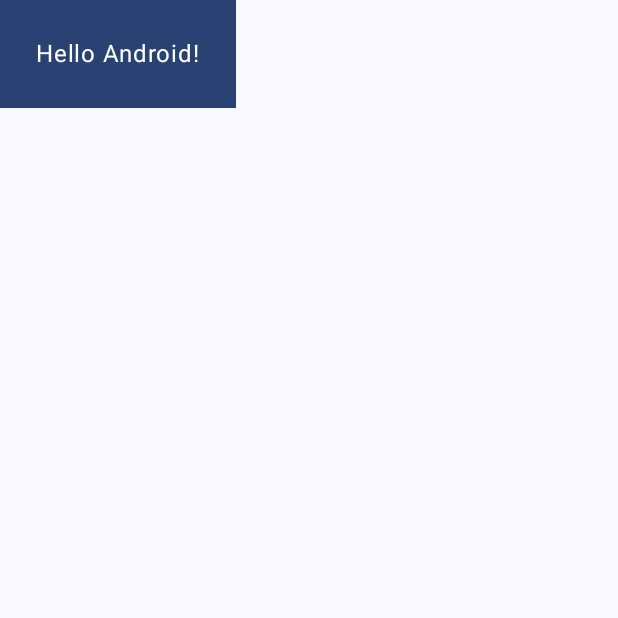
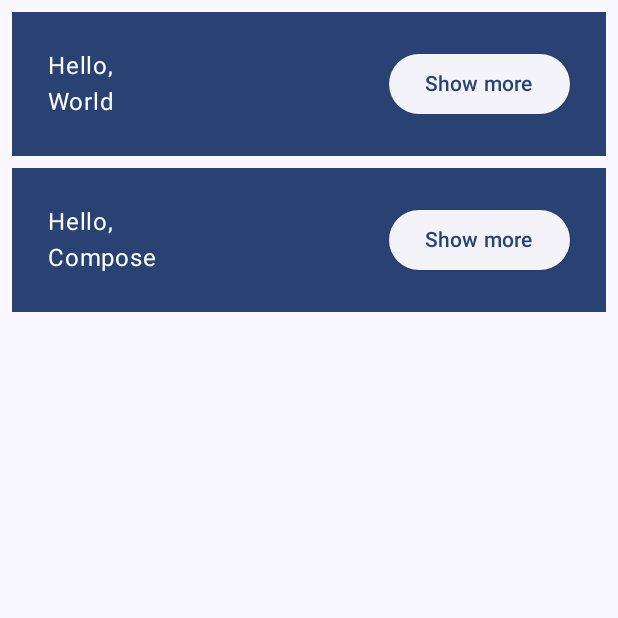
Before and after one commit to my-nguyen/ComposeBasic2, an Android app built with Jetpack Compose: the composable MyApp shown on its own in the app's theme, on a phone screen of 412 x 824 dp, the top half of it. Run offline under Robolectric (Android 15) with nearby library versions, the phone set to English and light mode, and no system bars.

Commit message:
b4: Creating columns and rows

```diff
--- a/app/src/main/java/com/nguyen/compose_basics2/MainActivity.kt
+++ b/app/src/main/java/com/nguyen/compose_basics2/MainActivity.kt
@@ -3,8 +3,8 @@ package com.nguyen.compose_basics2
 import android.os.Bundle
 import androidx.activity.ComponentActivity
 import androidx.activity.compose.setContent
-import androidx.compose.foundation.layout.fillMaxSize
-import androidx.compose.foundation.layout.padding
+import androidx.compose.foundation.layout.*
+import androidx.compose.material3.ElevatedButton
 import androidx.compose.material3.MaterialTheme
 import androidx.compose.material3.Surface
 import androidx.compose.material3.Text
@@ -26,23 +26,41 @@ class MainActivity : ComponentActivity() {
 }
 
 @Composable
-private fun MyApp(modifier: Modifier = Modifier) {
-    Surface(modifier = modifier, color = MaterialTheme.colorScheme.background) {
-        Greeting("Android")
+fun MyApp(modifier: Modifier = Modifier, names: List<String> = listOf("World", "Compose")) {
+    Column(modifier = modifier.padding(vertical = 4.dp)) {
+        // use a for loop to add elements to the Column
+        for (name in names) {
+            Greeting(name = name)
+        }
     }
 }
 
 @Composable
-fun Greeting(name: String) {
-    Surface(color = MaterialTheme.colorScheme.primary) {
-        Text(text = "Hello $name!", modifier = Modifier.padding(24.dp))
+private fun Greeting(name: String) {
+    Surface(
+        color = MaterialTheme.colorScheme.primary,
+        modifier = Modifier.padding(vertical = 4.dp, horizontal = 8.dp)
+    ) {
+        // to place a composable (ElevatedButton) at the end of a Row: give some weight to the
+        // composable at the start (Column)
+        Row(modifier = Modifier.padding(24.dp)) {
+            Column(modifier = Modifier.weight(1f)) {
+                Text(text = "Hello,")
+                Text(text = name)
+            }
+            // Button is a composable provided by the material3 package which takes a composable as
+            // the last argument.
+            ElevatedButton(onClick = { /*TODO*/ }) {
+                Text(text = "Show more")
+            }
+        }
     }
 }
 
-@Preview(showBackground = true)
+@Preview(showBackground = true, widthDp = 320)
 @Composable
 fun DefaultPreview() {
     ComposeBasics2Theme {
-        Greeting("Android")
+        MyApp()
     }
 }
```
